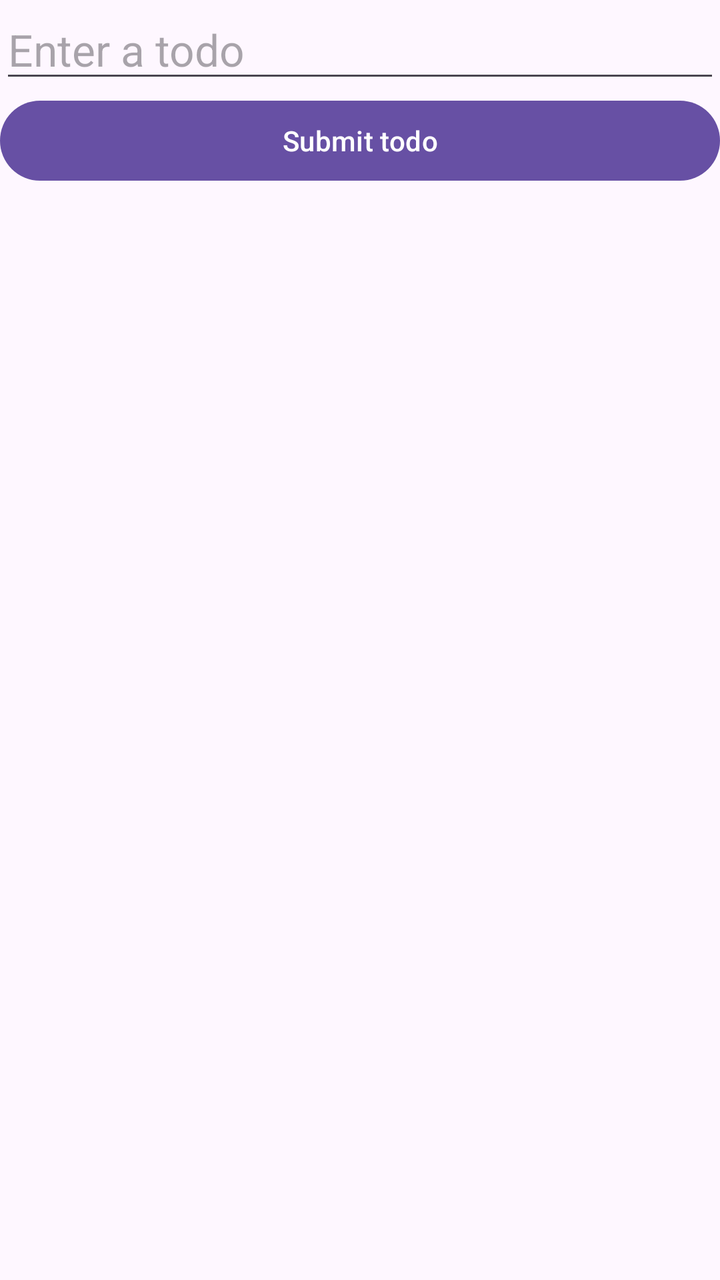
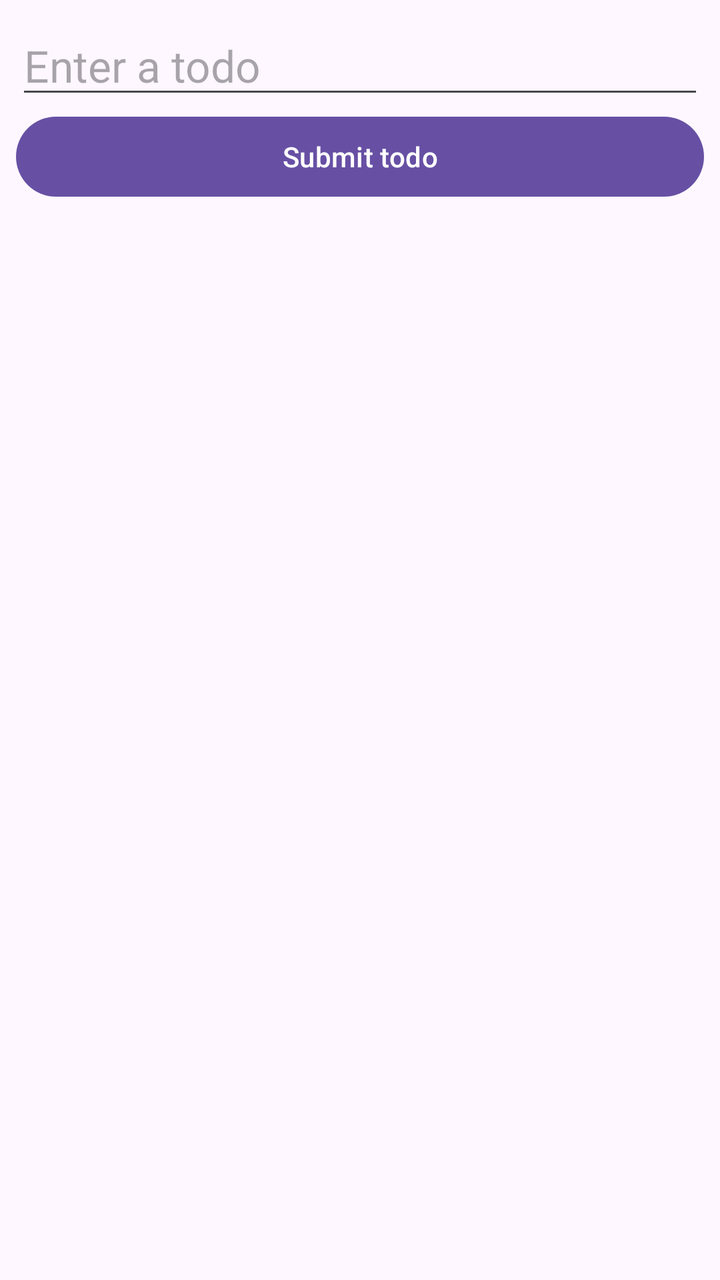

The first picture is an Android layout as it rendered before a commit; the second is the same layout after the commit. The layout source and the unified diff follow.
<!-- AndroidManifest.xml: application theme Theme.BasicTodos -->
<!-- res/layout/activity_main.xml -->
<?xml version="1.0" encoding="utf-8"?>
<LinearLayout
    xmlns:android="http://schemas.android.com/apk/res/android"
    xmlns:tools="http://schemas.android.com/tools"
    android:id="@+id/main"
    android:layout_width="match_parent"
    android:layout_height="match_parent"
    android:orientation="vertical"
    android:layout_margin="8dp"
    tools:context=".MainActivity">

    <EditText
        android:id="@+id/et_todo_entry"
        android:layout_width="match_parent"
        android:layout_height="wrap_content"
        android:textSize="22sp"
        android:hint="Enter a todo" />

    <Button
        android:id="@+id/btn_submit_todo"
        android:layout_width="match_parent"
        android:layout_height="wrap_content"
        android:text="Submit todo" />

    <ScrollView
        android:layout_width="match_parent"
        android:layout_height="wrap_content">
        <TextView
            android:id="@+id/tv_todo_list"
            android:layout_width="wrap_content"
            android:layout_height="wrap_content"
            android:padding="16dp"
            android:textSize="22sp" />
    </ScrollView>

</LinearLayout>
<!-- resources referenced by this layout -->
<resources>
  <style name="Theme.BasicTodos" parent="Base.Theme.BasicTodos" />
  <style name="Base.Theme.BasicTodos" parent="Theme.Material3.DayNight.NoActionBar">
          
          
      </style>
</resources>

<!-- the commit's change to res/layout/activity_main.xml (unified diff, before → after) -->
@@ -1,36 +1,37 @@
 <?xml version="1.0" encoding="utf-8"?>
-<LinearLayout
+<androidx.coordinatorlayout.widget.CoordinatorLayout
     xmlns:android="http://schemas.android.com/apk/res/android"
     xmlns:tools="http://schemas.android.com/tools"
     android:id="@+id/main"
     android:layout_width="match_parent"
-    android:layout_height="match_parent"
-    android:orientation="vertical"
-    android:layout_margin="8dp"
-    tools:context=".MainActivity">
+    android:layout_height="match_parent">
 
-    <EditText
-        android:id="@+id/et_todo_entry"
+    <LinearLayout
+
         android:layout_width="match_parent"
-        android:layout_height="wrap_content"
-        android:textSize="22sp"
-        android:hint="Enter a todo" />
+        android:layout_height="match_parent"
+        android:orientation="vertical"
+        android:layout_margin="8dp"
+        tools:context=".MainActivity">
 
-    <Button
-        android:id="@+id/btn_submit_todo"
-        android:layout_width="match_parent"
-        android:layout_height="wrap_content"
-        android:text="Submit todo" />
+        <EditText
+            android:id="@+id/et_todo_entry"
+            android:layout_width="match_parent"
+            android:layout_height="wrap_content"
+            android:textSize="22sp"
+            android:hint="Enter a todo" />
 
-    <ScrollView
-        android:layout_width="match_parent"
-        android:layout_height="wrap_content">
-        <TextView
-            android:id="@+id/tv_todo_list"
-            android:layout_width="wrap_content"
+        <Button
+            android:id="@+id/btn_submit_todo"
+            android:layout_width="match_parent"
             android:layout_height="wrap_content"
-            android:padding="16dp"
-            android:textSize="22sp" />
-    </ScrollView>
+            android:text="Submit todo" />
 
-</LinearLayout>
+        <androidx.recyclerview.widget.RecyclerView
+            android:id="@+id/rv_todo_list"
+            android:layout_width="match_parent"
+            android:layout_height="match_parent" />
+
+    </LinearLayout>
+
+</androidx.coordinatorlayout.widget.CoordinatorLayout>
